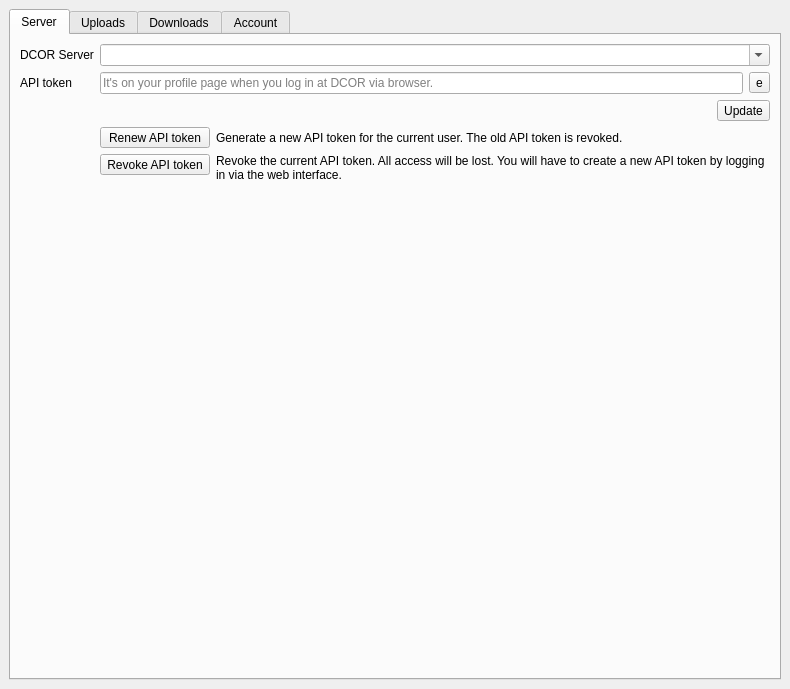
The window that dcoraid/gui/preferences/dlg_preferences.ui (DCOR-dev/DCOR-Aid) describes before a commit, drawn with Qt 5.
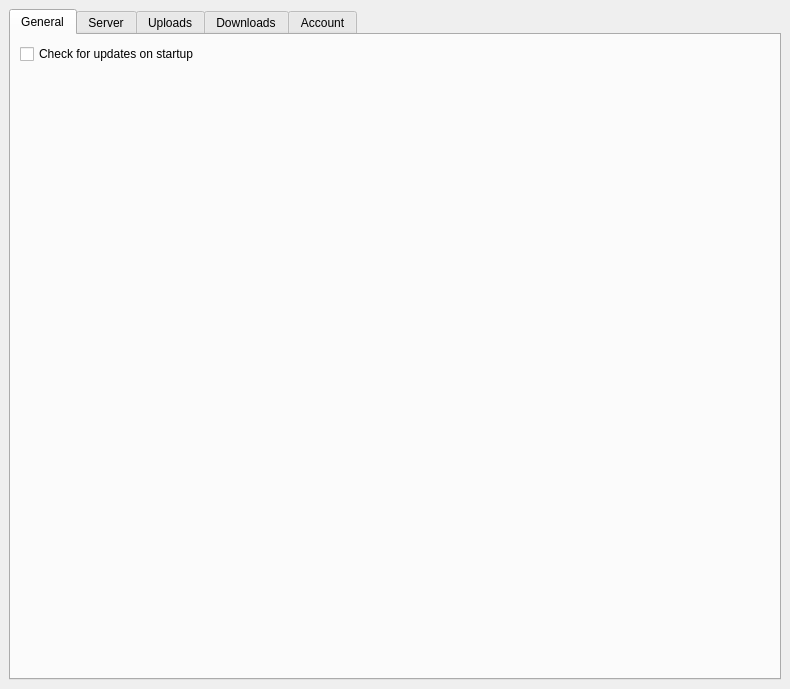
The same window after the commit. Icons and pictures are not drawn.

Commit message: enh: allow to disable update check on startup via settings

Diff of the .ui file:
```diff
--- a/dcoraid/gui/preferences/dlg_preferences.ui
+++ b/dcoraid/gui/preferences/dlg_preferences.ui
@@ -23,6 +23,33 @@
       <property name="currentIndex">
        <number>0</number>
       </property>
+      <widget class="QWidget" name="tab_general">
+       <attribute name="title">
+        <string>General</string>
+       </attribute>
+       <layout class="QVBoxLayout" name="verticalLayout_4">
+        <item>
+         <widget class="QCheckBox" name="checkBox_check_updates">
+          <property name="text">
+           <string>Check for updates on startup</string>
+          </property>
+         </widget>
+        </item>
+        <item>
+         <spacer name="verticalSpacer_4">
+          <property name="orientation">
+           <enum>Qt::Orientation::Vertical</enum>
+          </property>
+          <property name="sizeHint" stdset="0">
+           <size>
+            <width>20</width>
+            <height>40</height>
+           </size>
+          </property>
+         </spacer>
+        </item>
+       </layout>
+      </widget>
       <widget class="QWidget" name="tab_server">
        <attribute name="title">
         <string>Server</string>
```
Left out of the diff: 27 changed lines with no effect on the pictures. The commit also changes 4 other files.
